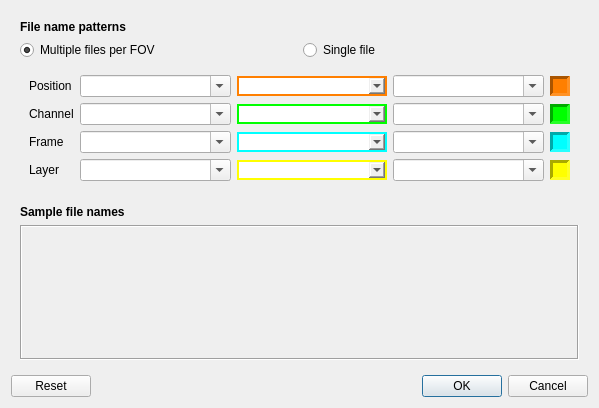
The window that src/pydetecdiv/app/gui/ui/RawData2FOV.ui (fplewniak/pyDetecDiv) describes before a commit, drawn with Qt 5.
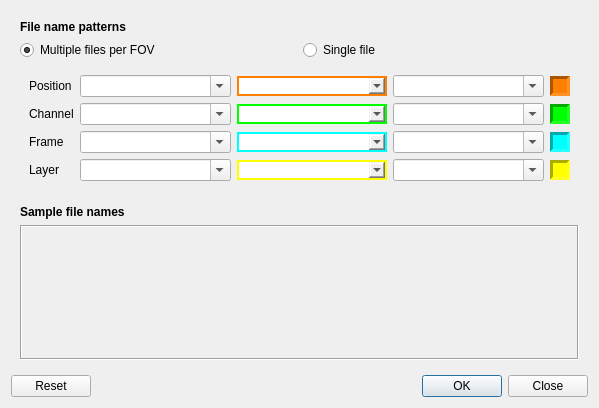
The same window after the commit. Custom widgets are drawn as their Qt base class.

Commit message: Fixed menu actions activated when drift computation was interrupted.

The edit to the form file:
```diff
--- a/src/pydetecdiv/app/gui/ui/RawData2FOV.ui
+++ b/src/pydetecdiv/app/gui/ui/RawData2FOV.ui
@@ -683,7 +683,7 @@
          <enum>Qt::Horizontal</enum>
         </property>
         <property name="standardButtons">
-         <set>QDialogButtonBox::Cancel|QDialogButtonBox::Ok|QDialogButtonBox::Reset</set>
+         <set>QDialogButtonBox::Close|QDialogButtonBox::Ok|QDialogButtonBox::Reset</set>
         </property>
        </widget>
       </item>
```
The commit also changes 1 other file.
